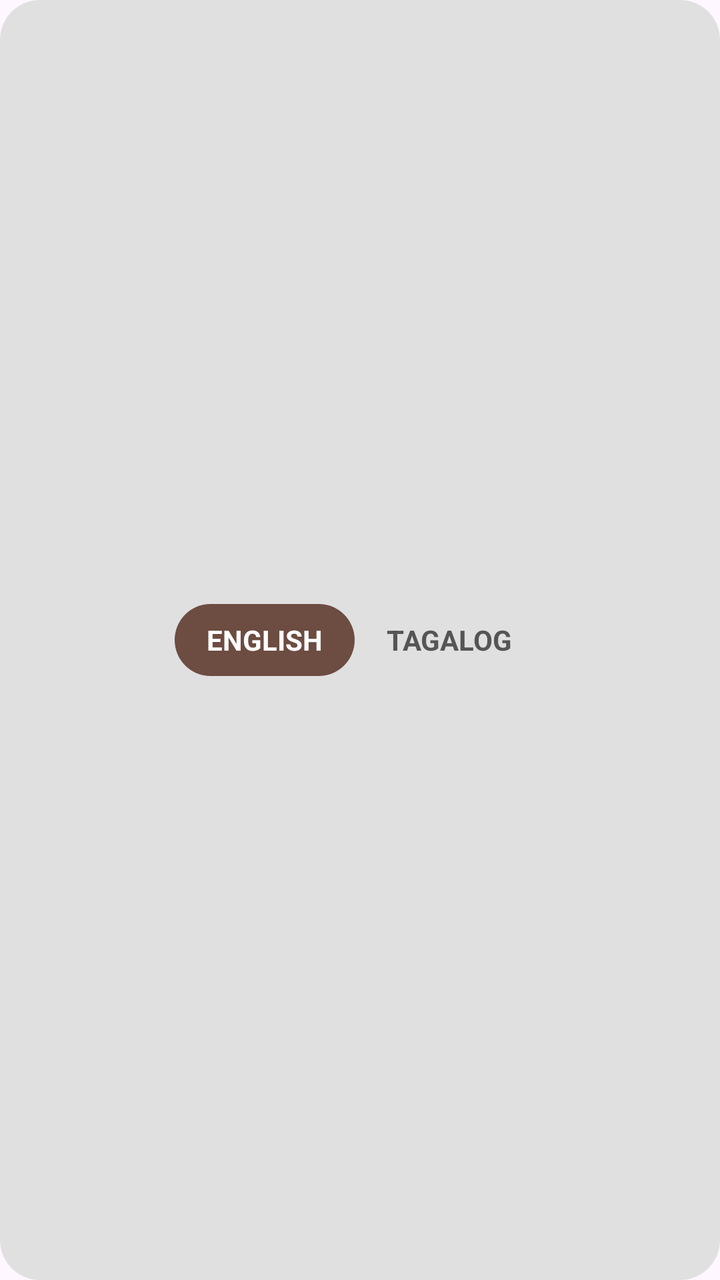
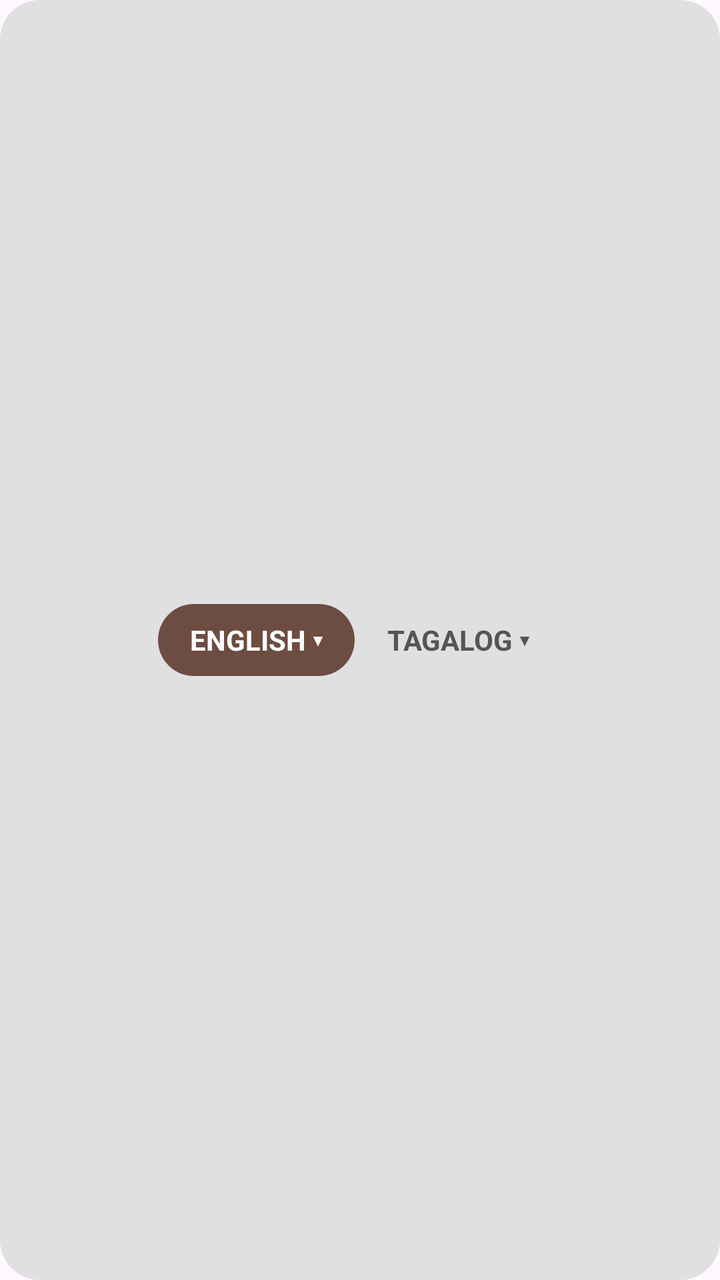

Compare the two renders of this Android layout. The source of the first and the diff that turns it into the second are given below.
<!-- AndroidManifest.xml: application theme Theme.RandomBibleVerse -->
<!-- res/layout/layout_language_toggle.xml -->
<?xml version="1.0" encoding="utf-8"?>
<LinearLayout xmlns:android="http://schemas.android.com/apk/res/android"
    android:layout_width="wrap_content"
    android:layout_height="wrap_content"
    android:orientation="horizontal"
    android:background="@drawable/bg_pill_container"
    android:padding="3dp"
    android:gravity="center">

    <TextView
        android:id="@+id/btnKjv"
        android:layout_width="wrap_content"
        android:layout_height="36dp"
        android:text="ENGLISH"
        android:textSize="14sp"
        android:textStyle="bold"
        android:gravity="center"
        android:paddingHorizontal="16dp"
        android:background="@drawable/bg_pill_selected"
        android:textColor="@android:color/white" />

    <TextView
        android:id="@+id/btnTagalog"
        android:layout_width="wrap_content"
        android:layout_height="36dp"
        android:text="TAGALOG"
        android:textSize="14sp"
        android:textStyle="bold"
        android:gravity="center"
        android:paddingHorizontal="16dp"
        android:background="@android:color/transparent"
        android:textColor="#555555" />

</LinearLayout>
<!-- resources referenced by this layout -->
<resources>
  <!-- drawable bg_pill_container (drawable) -->
  <?xml version="1.0" encoding="utf-8"?>
  <shape xmlns:android="http://schemas.android.com/apk/res/android"
      android:shape="rectangle">
      <solid android:color="#E0E0E0" />
      <corners android:radius="20dp" />
  </shape>
  <!-- drawable bg_pill_selected (drawable) -->
  <?xml version="1.0" encoding="utf-8"?>
  <shape xmlns:android="http://schemas.android.com/apk/res/android"
      android:shape="rectangle">
      <solid android:color="#6D4C41" /> 
      <corners android:radius="18dp" />
  </shape>
  <style name="Theme.RandomBibleVerse" parent="Theme.Material3.DayNight.NoActionBar">
          
          <item name="colorPrimary">#6E472C</item>
          <item name="android:statusBarColor">#6E472C</item>
      </style>
</resources>

<!-- the commit's change to res/layout/layout_language_toggle.xml (unified diff, before → after) -->
@@ -11,7 +11,7 @@
         android:id="@+id/btnKjv"
         android:layout_width="wrap_content"
         android:layout_height="36dp"
-        android:text="ENGLISH"
+        android:text="ENGLISH ▾"
         android:textSize="14sp"
         android:textStyle="bold"
         android:gravity="center"
@@ -23,7 +23,7 @@
         android:id="@+id/btnTagalog"
         android:layout_width="wrap_content"
         android:layout_height="36dp"
-        android:text="TAGALOG"
+        android:text="TAGALOG ▾"
         android:textSize="14sp"
         android:textStyle="bold"
         android:gravity="center"
